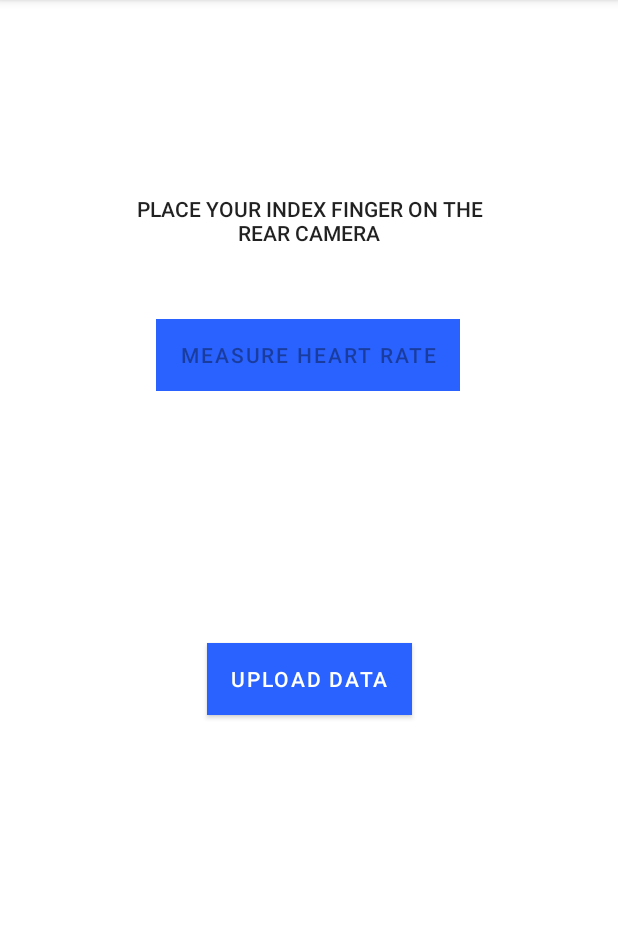
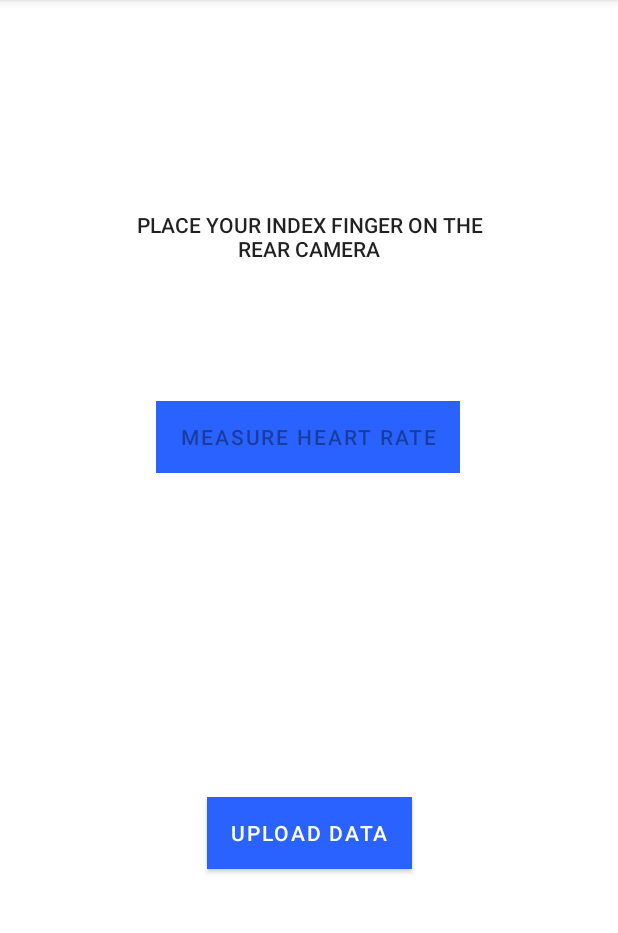
Before and after one commit to sjmodi1997/HealthChecker, an Android app: the HeartRateActivity screen opened directly, with no data from a screen before it, on a phone screen of 412 x 824 dp, the part 84-1017 px from its top. Run offline under Robolectric (Android 15) with nearby library versions, the phone set to English and light mode, and no system bars; libraries missing offline, so code that uses them is left out: com.github.hiteshsondhi88.libffmpeg.

Commit message:
Heart Rate Completed and Bugs solved

```diff
--- a/app/src/main/java/com/example/health_checker/HeartRateActivity.java
+++ b/app/src/main/java/com/example/health_checker/HeartRateActivity.java
@@ -304,9 +304,11 @@ public class HeartRateActivity extends AppCompatActivity {
                             if (heart_rate != "" )
                             {
                                 // Display the heart rate
-                                TextView textView = (TextView) findViewById(R.id.heartRateTextView);
+                                TextView textView = (TextView) findViewById(R.id.heartRateValTextView);
+                                Button button = (Button) findViewById(R.id.heartRateBtn);
                                 double hr = Double.parseDouble(heart_rate);
-                                textView.setText("The Heart Rate is: " + heart_rate + "\n");
+                                textView.setText("HEART RATE IS: " + heart_rate + "\n");
+                                button.setText("MEASURE HEART RATE AGAIN");
                                 //hideProgressDialogWithTitle();
                                 break;
                             }
--- a/app/src/main/res/layout/activity_heart_rate.xml
+++ b/app/src/main/res/layout/activity_heart_rate.xml
@@ -7,18 +7,27 @@
     tools:context=".HeartRateActivity">
 
     <TextView
+        android:id="@+id/heartRateValTextView"
+        android:layout_width="181dp"
+        android:layout_height="41dp"
+        android:layout_marginTop="128dp"
+        android:gravity="center"
+        android:textAppearance="@style/TextAppearance.AppCompat.Body2"
+        app:layout_constraintEnd_toEndOf="parent"
+        app:layout_constraintStart_toStartOf="parent"
+        app:layout_constraintTop_toBottomOf="@+id/heartRateBtn" />
+
+    <TextView
         android:id="@+id/heartRateTextView"
         android:layout_width="261dp"
         android:layout_height="43dp"
-        android:layout_marginTop="108dp"
+        android:layout_marginBottom="88dp"
         android:gravity="center"
         android:text="PLACE YOUR INDEX FINGER ON THE REAR CAMERA"
         android:textAppearance="@style/TextAppearance.AppCompat.Body2"
-        app:layout_constraintBottom_toBottomOf="parent"
+        app:layout_constraintBottom_toTopOf="@+id/heartRateBtn"
         app:layout_constraintEnd_toEndOf="parent"
-        app:layout_constraintStart_toStartOf="parent"
-        app:layout_constraintTop_toTopOf="parent"
-        app:layout_constraintVertical_bias="0.028" />
+        app:layout_constraintStart_toStartOf="parent" />
 
     <Button
         android:id="@+id/heartRateBtn"
@@ -28,16 +37,18 @@
         android:background="@color/blue"
         android:text="Measure Heart Rate"
         app:backgroundTint="@color/blue"
+        app:layout_constraintBottom_toBottomOf="parent"
         app:layout_constraintEnd_toEndOf="parent"
         app:layout_constraintHorizontal_bias="0.497"
         app:layout_constraintStart_toStartOf="parent"
-        app:layout_constraintTop_toBottomOf="@+id/heartRateTextView" />
+        app:layout_constraintTop_toTopOf="parent"
+        app:layout_constraintVertical_bias="0.32999998" />
 
     <Button
         android:id="@+id/heartRateUpData"
         android:layout_width="wrap_content"
         android:layout_height="wrap_content"
-        android:layout_marginTop="168dp"
+        android:layout_marginTop="216dp"
         android:background="@color/blue"
         android:text="Upload Data"
         app:backgroundTint="@color/blue"
--- a/app/src/main/res/layout/activity_respiratory_rate.xml
+++ b/app/src/main/res/layout/activity_respiratory_rate.xml
@@ -30,7 +30,7 @@
         app:layout_constraintEnd_toEndOf="parent"
         app:layout_constraintStart_toStartOf="parent"
         app:layout_constraintTop_toTopOf="parent"
-        app:layout_constraintVertical_bias="0.328" />
+        app:layout_constraintVertical_bias="0.32999998" />
 
     <TextView
         android:id="@+id/RespiRateValTextView"
```
Also changed, not shown: 7 other files.
